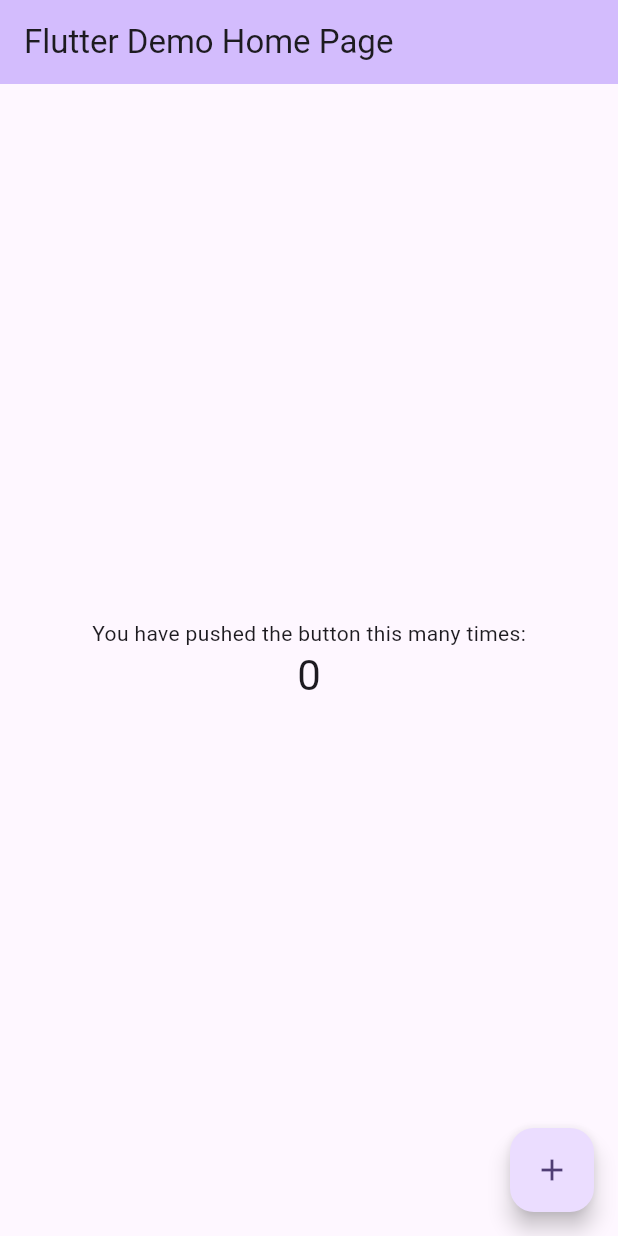
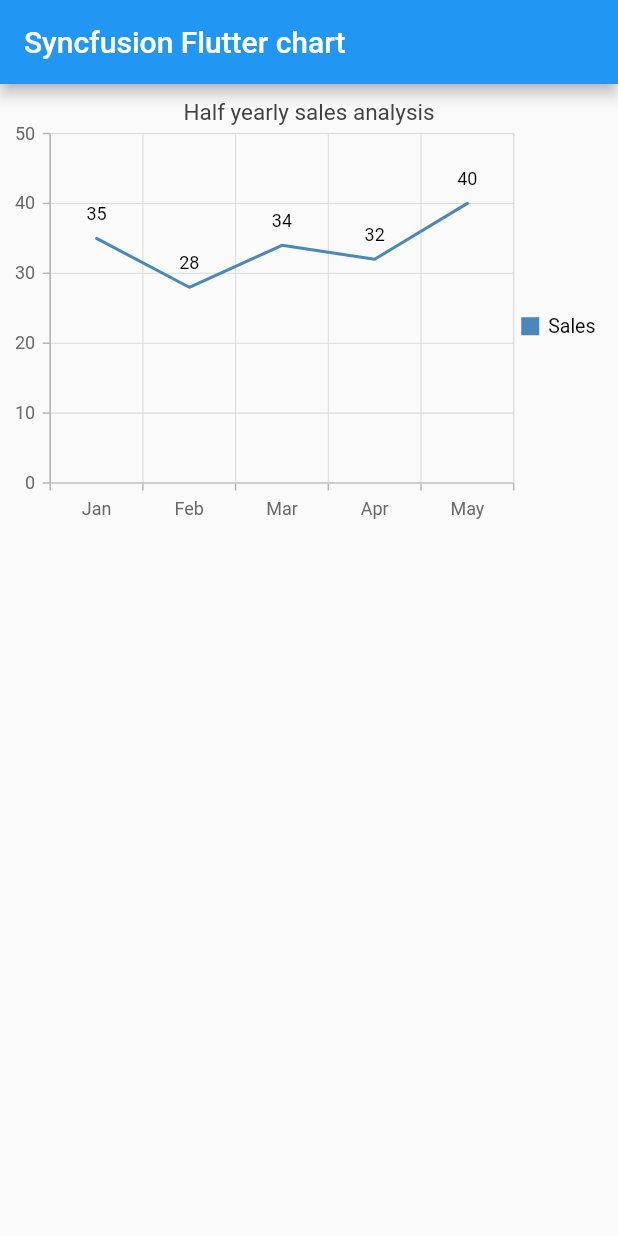
Before and after one commit to kitkashi/CardiolyteFlut, a Flutter app: the screen it shows after launch, on a phone screen of 412 x 824 dp. Run offline on Flutter 3.47's test engine with Material 3 defaults, Android fonts, the phone set to English and light mode, and no system bars; our stand-ins replace syncfusion_flutter_charts.

Commit message:
used example code for synfucion

```diff
--- /dev/null
+++ b/cardiolyte/lib/ekgChart.dart
@@ -0,0 +1,7 @@
+import 'dart:async';
+import 'dart:math';
+import 'package:syncfusion_flutter_charts/charts.dart';
+
+class Ekgchart extends StatefulWidget{
+  const RealTimeChart;
+}
--- a/cardiolyte/lib/main.dart
+++ b/cardiolyte/lib/main.dart
@@ -1,122 +1,71 @@
 import 'package:flutter/material.dart';
+import 'package:syncfusion_flutter_charts/charts.dart';
+import 'package:syncfusion_flutter_charts/sparkcharts.dart';
 
 void main() {
-  runApp(const MyApp());
+  return runApp(_ChartApp());
 }
 
-class MyApp extends StatelessWidget {
-  const MyApp({super.key});
-
-  // This widget is the root of your application.
+class _ChartApp extends StatelessWidget {
   @override
   Widget build(BuildContext context) {
     return MaterialApp(
-      title: 'Flutter Demo',
-      theme: ThemeData(
-        // This is the theme of your application.
-        //
-        // TRY THIS: Try running your application with "flutter run". You'll see
-        // the application has a purple toolbar. Then, without quitting the app,
-        // try changing the seedColor in the colorScheme below to Colors.green
-        // and then invoke "hot reload" (save your changes or press the "hot
-        // reload" button in a Flutter-supported IDE, or press "r" if you used
-        // the command line to start the app).
-        //
-        // Notice that the counter didn't reset back to zero; the application
-        // state is not lost during the reload. To reset the state, use hot
-        // restart instead.
-        //
-        // This works for code too, not just values: Most code changes can be
-        // tested with just a hot reload.
-        colorScheme: .fromSeed(seedColor: Colors.deepPurple),
-      ),
-      home: const MyHomePage(title: 'Flutter Demo Home Page'),
+      theme: ThemeData(primarySwatch: Colors.blue, useMaterial3: false),
+      home: _MyHomePage(),
     );
   }
 }
 
-class MyHomePage extends StatefulWidget {
-  const MyHomePage({super.key, required this.title});
-
-  // This widget is the home page of your application. It is stateful, meaning
-  // that it has a State object (defined below) that contains fields that affect
-  // how it looks.
-
-  // This class is the configuration for the state. It holds the values (in this
-  // case the title) provided by the parent (in this case the App widget) and
-  // used by the build method of the State. Fields in a Widget subclass are
-  // always marked "final".
-
-  final String title;
-
+class _MyHomePage extends StatefulWidget {
+  // ignore: prefer_const_constructors_in_immutables
+  _MyHomePage({Key? key}) : super(key: key);
   @override
-  State<MyHomePage> createState() => _MyHomePageState();
+  _MyHomePageState createState() => _MyHomePageState();
 }
 
-class _MyHomePageState extends State<MyHomePage> {
-  int _counter = 0;
-
-  void _incrementCounter() {
-    setState(() {
-      // This call to setState tells the Flutter framework that something has
-      // changed in this State, which causes it to rerun the build method below
-      // so that the display can reflect the updated values. If we changed
-      // _counter without calling setState(), then the build method would not be
-      // called again, and so nothing would appear to happen.
-      _counter++;
-    });
-  }
-
+class _MyHomePageState extends State<_MyHomePage> {
+  List<_SalesData> data = [
+    _SalesData('Jan', 35),
+    _SalesData('Feb', 28),
+    _SalesData('Mar', 34),
+    _SalesData('Apr', 32),
+    _SalesData('May', 40),
+  ];
   @override
   Widget build(BuildContext context) {
-    // This method is rerun every time setState is called, for instance as done
-    // by the _incrementCounter method above.
-    //
-    // The Flutter framework has been optimized to make rerunning build methods
-    // fast, so that you can just rebuild anything that needs updating rather
-    // than having to individually change instances of widgets.
     return Scaffold(
-      appBar: AppBar(
-        // TRY THIS: Try changing the color here to a specific color (to
-        // Colors.amber, perhaps?) and trigger a hot reload to see the AppBar
-        // change color while the other colors stay the same.
-        backgroundColor: Theme.of(context).colorScheme.inversePrimary,
-        // Here we take the value from the MyHomePage object that was created by
-        // the App.build method, and use it to set our appbar title.
-        title: Text(widget.title),
-      ),
-      body: Center(
-        // Center is a layout widget. It takes a single child and positions it
-        // in the middle of the parent.
-        child: Column(
-          // Column is also a layout widget. It takes a list of children and
-          // arranges them vertically. By default, it sizes itself to fit its
-          // children horizontally, and tries to be as tall as its parent.
-          //
-          // Column has various properties to control how it sizes itself and
-          // how it positions its children. Here we use mainAxisAlignment to
-          // center the children vertically; the main axis here is the vertical
-          // axis because Columns are vertical (the cross axis would be
-          // horizontal).
-          //
-          // TRY THIS: Invoke "debug painting" (choose the "Toggle Debug Paint"
-          // action in the IDE, or press "p" in the console), to see the
-          // wireframe for each widget.
-          mainAxisAlignment: .center,
-          children: [
-            const Text('You have pushed the button this many times:'),
-            Text(
-              '$_counter',
-              style: Theme.of(context).textTheme.headlineMedium,
-            ),
-          ],
-        ),
-      ),
-      floatingActionButton: FloatingActionButton(
-        onPressed: _incrementCounter,
-        tooltip: 'Increment',
-        child: const Icon(Icons.add),
+      appBar: AppBar(title: const Text('Syncfusion Flutter chart')),
+      body: Column(
+        children: [
+          //Initialize the chart widget
+          SfCartesianChart(
+            primaryXAxis: CategoryAxis(),
+            // Chart title
+            title: ChartTitle(text: 'Half yearly sales analysis'),
+            // Enable legend
+            legend: Legend(isVisible: true),
+            // Enable tooltip
+            tooltipBehavior: TooltipBehavior(enable: true),
+            series: <CartesianSeries<_SalesData, String>>[
+              LineSeries<_SalesData, String>(
+                dataSource: data,
+                xValueMapper: (_SalesData sales, _) => sales.year,
+                yValueMapper: (_SalesData sales, _) => sales.sales,
+                name: 'Sales',
+                // Enable data label
+                dataLabelSettings: DataLabelSettings(isVisible: true),
+              ),
+            ],
+          ),
+        ],
       ),
     );
   }
 }
+
+class _SalesData {
+  _SalesData(this.year, this.sales);
+
+  final String year;
+  final double sales;
+}
--- a/cardiolyte/pubspec.yaml
+++ b/cardiolyte/pubspec.yaml
@@ -34,6 +34,7 @@ dependencies:
   # The following adds the Cupertino Icons font to your application.
   # Use with the CupertinoIcons class for iOS style icons.
   cupertino_icons: ^1.0.8
+  syncfusion_flutter_charts: ^33.2.3
 
 dev_dependencies:
   flutter_test:
```
Also changed, not shown: cardiolyte/pubspec.lock.
